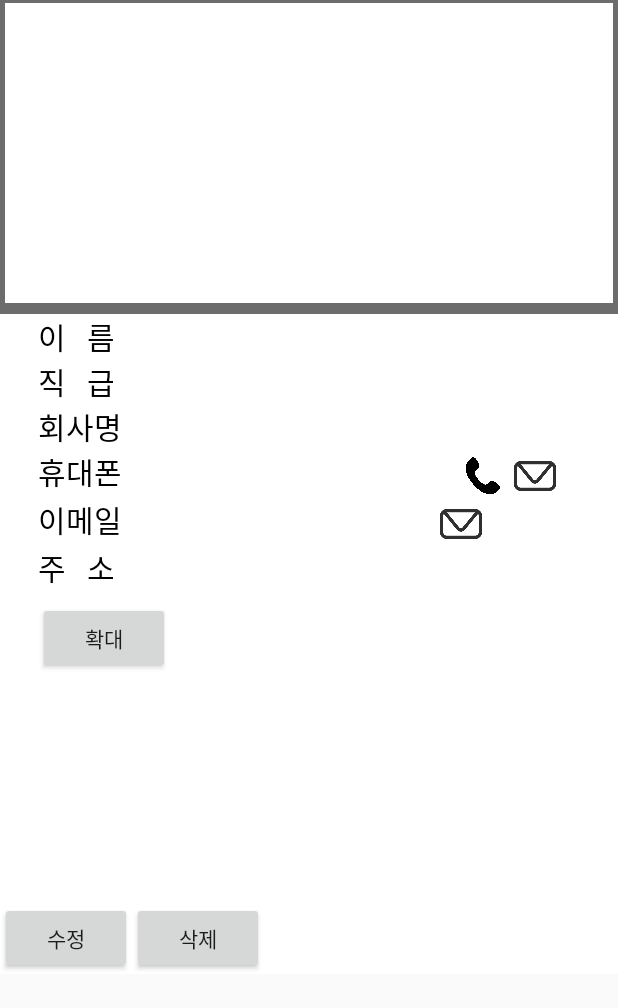
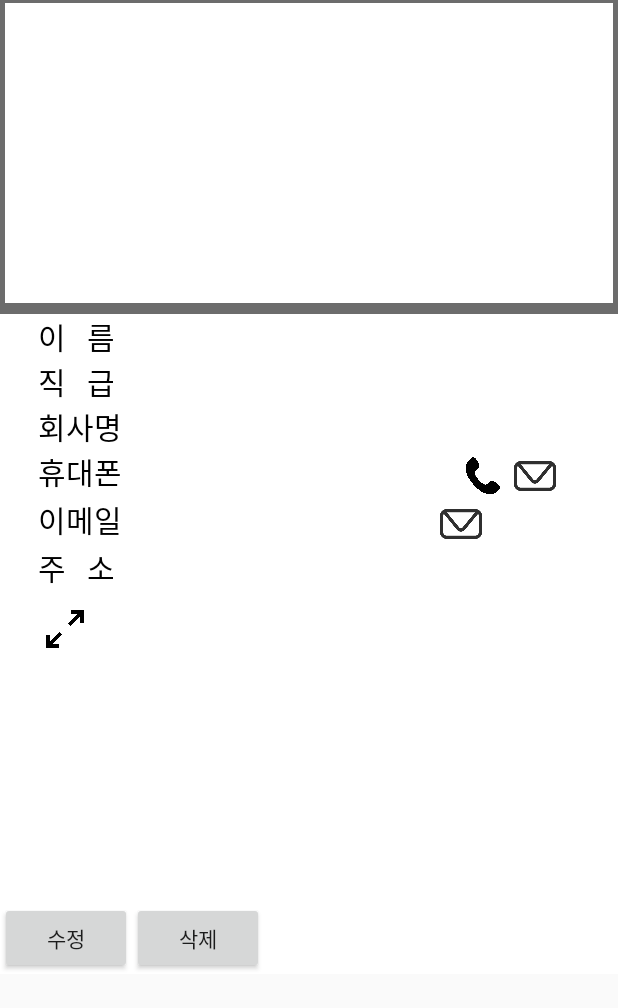
Before and after one commit to scvalsrl/Managements, an Android app: the layout activity_bcdetail.xml on its own in the app's theme, with its tools: preview values and no code run, on a phone screen of 412 x 824 dp. Shown: the top 1008 px of the screen. Run offline under Robolectric (Android 15) with nearby library versions, the phone set to English and light mode, and no system bars.

Commit message:
yj: 지도 확대 축소 icon 적용

```diff
--- a/app/src/main/java/com/example/mingi/management/BCFullMapActivity.java
+++ b/app/src/main/java/com/example/mingi/management/BCFullMapActivity.java
@@ -1,16 +1,18 @@
 package com.example.mingi.management;
 
 import android.content.Intent;
+import android.media.Image;
 import android.os.Build;
 import android.support.v7.app.AppCompatActivity;
 import android.os.Bundle;
 import android.view.View;
 import android.view.Window;
 import android.widget.Button;
+import android.widget.ImageView;
 
 public class BCFullMapActivity extends AppCompatActivity {
     String lat, lon, name;
-    Button minimizeBtn;
+    ImageView minimizeBtn;
 
     @Override
     protected void onCreate(Bundle savedInstanceState) {
@@ -44,7 +46,7 @@ public class BCFullMapActivity extends AppCompatActivity {
     }
 
     void initView() {
-        minimizeBtn = (Button) findViewById(R.id.minimize);
+        minimizeBtn = (ImageView) findViewById(R.id.minimize);
     }
 
     void clickBtn() {
--- a/app/src/main/res/layout/activity_bcdetail.xml
+++ b/app/src/main/res/layout/activity_bcdetail.xml
@@ -193,11 +193,13 @@
                                 android:layout_width="match_parent"
                                 android:layout_height="200dp">
                             </FrameLayout>
-                            <Button
-                                android:layout_width="wrap_content"
-                                android:layout_height="wrap_content"
+                            <ImageView
+                                android:layout_marginTop="5dp"
+                                android:layout_marginLeft="5dp"
+                                android:layout_width="25dp"
+                                android:layout_height="25dp"
                                 android:id="@+id/fullMap"
-                                android:text="확대"/>
+                                android:src="@drawable/ic_fullscreen"/>
                         </RelativeLayout>
 
                     </LinearLayout>
```
Also changed, not shown: app/src/main/java/com/example/mingi/management/BCDetailActivity.java (+4 -3 lines), app/src/main/res/layout/activity_bcfull_map.xml (+6 -4 lines), app/src/main/res/drawable/ic_fullscreen.png (added), app/src/main/res/drawable/ic_minimize.png (added).
